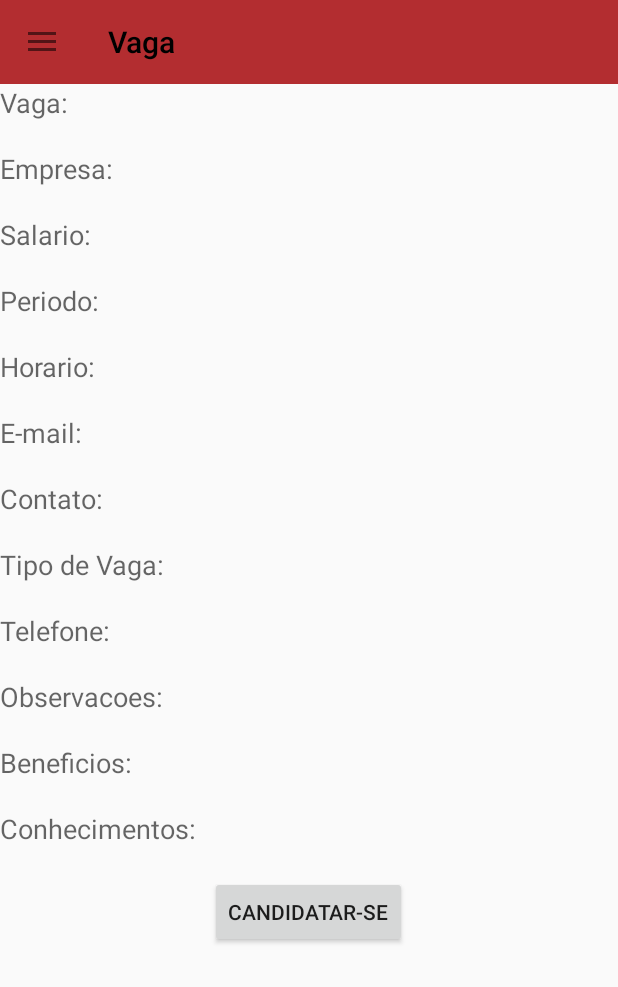
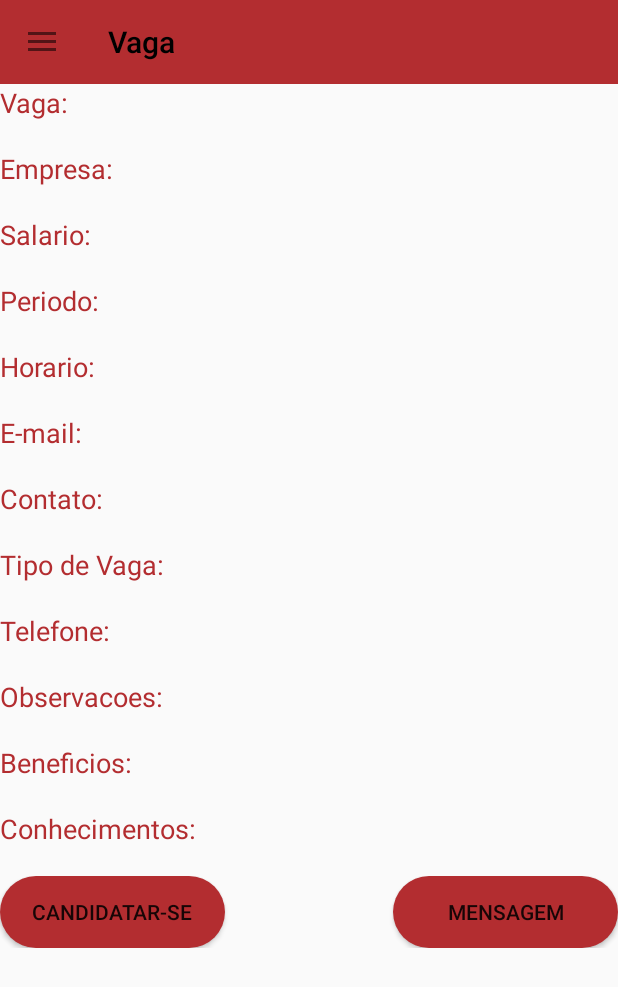
Before and after one commit to hcbarbosa/CentralEstagios, an Android app: the Vaga_ConsultarActivity screen opened directly, with no data from a screen before it, on a phone screen of 412 x 824 dp. Shown: the top 987 px of the screen. Run offline under Robolectric (Android 15) with nearby library versions, the phone set to English and light mode, and no system bars; our stand-ins replace Volley; network calls fail; pictures from the network do not load; 4 statements that could not run were skipped.

```diff
--- a/app/src/main/java/br/edu/fatecriopreto/centralestagios/Activities/Vaga_ConsultarActivity.java
+++ b/app/src/main/java/br/edu/fatecriopreto/centralestagios/Activities/Vaga_ConsultarActivity.java
@@ -125,7 +125,8 @@ public class Vaga_ConsultarActivity extends ActionBarActivity {
 
                 queue.add(getRequest);
 
-                Toast.makeText(Vaga_ConsultarActivity.this, "Candidatado com sucesso!", Toast.LENGTH_LONG).show();
+                Toast.makeText(Vaga_ConsultarActivity.this, "Candidatou-se com sucesso!", Toast.LENGTH_LONG).show();
+                btnCandidatar.setVisibility(View.INVISIBLE);
                 candidatar();
             }
         });
--- a/app/src/main/java/br/edu/fatecriopreto/centralestagios/variaveisGlobais.java
+++ b/app/src/main/java/br/edu/fatecriopreto/centralestagios/variaveisGlobais.java
@@ -37,7 +37,7 @@ public class variaveisGlobais extends Application {
     public static String KEY_COMPANY = "company";
     public static String KEY_CANDIDATE = "candidate";
 
-    public static String EndIPAPP ="http://192.168.1.31:26046/WebServices";
+    public static String EndIPAPP ="http://192.168.0.12:26046/WebServices";
     public static List<Candidato> listCandidato;
     public static List<Vaga> listVagas;
     public static List<Conhecimento> listConhecimentoPerfil;
--- a/app/src/main/res/layout/activity_vaga__consultar.xml
+++ b/app/src/main/res/layout/activity_vaga__consultar.xml
@@ -31,7 +31,8 @@
                 android:layout_width="wrap_content"
                 android:layout_height="wrap_content"
                 android:textAppearance="?android:attr/textAppearanceMedium"
-                android:text="Vaga:"/>
+                android:text="Vaga:"
+                android:textColor="@color/colorLogo"/>
 
             <TextView
                 android:layout_width="wrap_content"
@@ -44,19 +45,22 @@
                 android:layout_width="wrap_content"
                 android:layout_height="wrap_content"
                 android:textAppearance="?android:attr/textAppearanceMedium"
-                android:text="Empresa:" />
+                android:text="Empresa:"
+                android:textColor="@color/colorLogo"/>
 
             <TextView
                 android:layout_width="wrap_content"
                 android:layout_height="wrap_content"
                 android:textAppearance="?android:attr/textAppearanceSmall"
                 android:text=""
-                android:id="@+id/txtEmpresa" />
+                android:id="@+id/txtEmpresa"
+                android:textColor="@color/colorLogo"/>
             <TextView
                 android:layout_width="wrap_content"
                 android:layout_height="wrap_content"
                 android:textAppearance="?android:attr/textAppearanceMedium"
-                android:text="Salario:" />
+                android:text="Salario:"
+                android:textColor="@color/colorLogo"/>
 
             <TextView
                 android:layout_width="wrap_content"
@@ -68,7 +72,8 @@
                 android:layout_width="wrap_content"
                 android:layout_height="wrap_content"
                 android:textAppearance="?android:attr/textAppearanceMedium"
-                android:text="Periodo:" />
+                android:text="Periodo:"
+                android:textColor="@color/colorLogo"/>
 
             <TextView
                 android:layout_width="wrap_content"
@@ -80,7 +85,8 @@
                 android:layout_width="wrap_content"
                 android:layout_height="wrap_content"
                 android:textAppearance="?android:attr/textAppearanceMedium"
-                android:text="Horario:" />
+                android:text="Horario:"
+                android:textColor="@color/colorLogo"/>
 
             <TextView
                 android:layout_width="wrap_content"
@@ -92,7 +98,8 @@
                 android:layout_width="wrap_content"
                 android:layout_height="wrap_content"
                 android:textAppearance="?android:attr/textAppearanceMedium"
-                android:text="E-mail:" />
+                android:text="E-mail:"
+                android:textColor="@color/colorLogo"/>
 
             <TextView
                 android:layout_width="wrap_content"
@@ -104,7 +111,8 @@
                 android:layout_width="wrap_content"
                 android:layout_height="wrap_content"
                 android:textAppearance="?android:attr/textAppearanceMedium"
-                android:text="Contato:" />
+                android:text="Contato:"
+                android:textColor="@color/colorLogo"/>
 
             <TextView
                 android:layout_width="wrap_content"
@@ -116,7 +124,8 @@
                 android:layout_width="wrap_content"
                 android:layout_height="wrap_content"
                 android:textAppearance="?android:attr/textAppearanceMedium"
-                android:text="Tipo de Vaga:" />
+                android:text="Tipo de Vaga:"
+                android:textColor="@color/colorLogo"/>
 
             <TextView
                 android:layout_width="wrap_content"
@@ -128,7 +137,8 @@
                 android:layout_width="wrap_content"
                 android:layout_height="wrap_content"
                 android:textAppearance="?android:attr/textAppearanceMedium"
-                android:text="Telefone:" />
+                android:text="Telefone:"
+                android:textColor="@color/colorLogo"/>
 
             <TextView
                 android:layout_width="wrap_content"
@@ -140,7 +150,8 @@
                 android:layout_width="wrap_content"
                 android:layout_height="wrap_content"
                 android:textAppearance="?android:attr/textAppearanceMedium"
-                android:text="Observacoes:" />
+                android:text="Observacoes:"
+                android:textColor="@color/colorLogo"/>
 
             <TextView
                 android:layout_width="wrap_content"
@@ -152,7 +163,8 @@
                 android:layout_width="wrap_content"
                 android:layout_height="wrap_content"
                 android:textAppearance="?android:attr/textAppearanceMedium"
-                android:text="Beneficios:" />
+                android:text="Beneficios:"
+                android:textColor="@color/colorLogo"/>
 
             <TextView
                 android:layout_width="wrap_content"
@@ -165,7 +177,8 @@
                 android:layout_width="wrap_content"
                 android:layout_height="wrap_content"
                 android:textAppearance="?android:attr/textAppearanceMedium"
-                android:text="Conhecimentos:" />
+                android:text="Conhecimentos:"
+                android:textColor="@color/colorLogo"/>
 
             <TextView
                 android:layout_width="wrap_content"
@@ -174,12 +187,29 @@
                 android:text=""
                 android:id="@+id/txtConhecimentos" />
 
-            <Button
-                android:layout_width="wrap_content"
-                android:layout_height="wrap_content"
-                android:text="Candidatar-se"
-                android:id="@+id/btnCandidatar"
-                android:layout_gravity="center" />
+            <RelativeLayout
+                android:layout_width="match_parent"
+                android:layout_height="match_parent">
+                <Button
+                    android:layout_width="150dp"
+                    android:layout_height="wrap_content"
+                    android:text="Mensagem"
+                    android:id="@+id/btnMensagem"
+                    android:layout_gravity="right"
+                    android:background="@drawable/botaoarredondado"
+                    android:layout_alignParentTop="true"
+                    android:layout_alignParentEnd="true" />
+
+                <Button
+                    android:layout_width="150dp"
+                    android:layout_height="wrap_content"
+                    android:text="Candidatar-se"
+                    android:id="@+id/btnCandidatar"
+                    android:background="@drawable/botaoarredondado"
+                    android:layout_alignParentTop="true"
+                    android:layout_alignParentStart="true" />
+
+            </RelativeLayout>
 
 
 
```
Also changed, not shown: app/src/main/java/br/edu/fatecriopreto/centralestagios/Activities/CurriculoActivity.java (+40 -6 lines), app/src/main/java/br/edu/fatecriopreto/centralestagios/Utils/ListConhecimentosAdapter.java (added, +84 -0 lines), app/src/main/res/drawable/seletor_checkbox.xml (added, +13 -0 lines), app/src/main/res/layout/activity_curriculo.xml (+8 -1 lines), app/src/main/res/layout/lista_item_conhecimento.xml (added, +29 -0 lines), app/src/main/res/drawable-xhdpi/cbchk_blue.png (added), app/src/main/res/drawable-xhdpi/cbunchk_blue.png (added).
